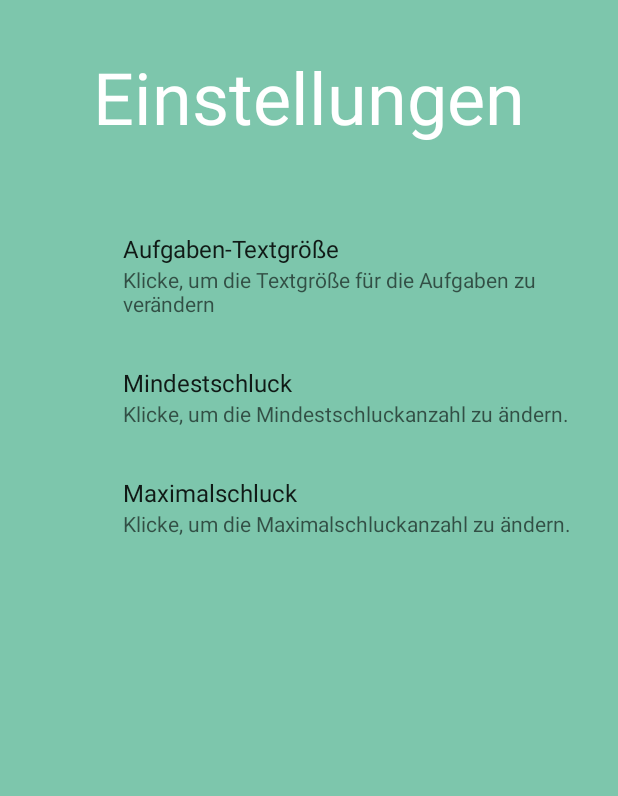
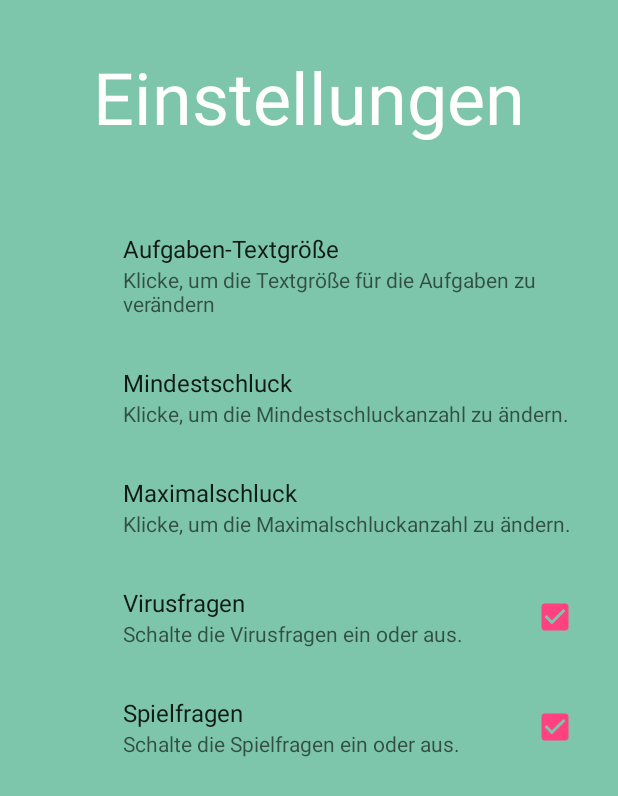
Before and after one commit to ThoMaster300/Cheers, an Android app: the screen it shows after launch (SettingsActivity), after a tap on "EINSTELLUNGEN", on a phone screen of 412 x 824 dp. Shown: the top 796 px of the screen. Run offline under Robolectric (Android 15) with nearby library versions, the phone set to English and light mode, and no system bars; our stand-ins replace Firebase (no records; nobody signed in at launch, a user with empty details on screens opened directly), androidx.preference.

Commit message:
New things
Tomi und ich fett Settings gemacht, dann noch fett Listenupdate dynamisch gemacht -> geil anschauen bussi <3

```diff
--- a/app/src/main/java/at/technikum_wien/cheers/MainActivity.java
+++ b/app/src/main/java/at/technikum_wien/cheers/MainActivity.java
@@ -40,6 +40,8 @@ public class MainActivity extends AppCompatActivity implements View.OnClickListe
     String test = "";
     static List<Question> questionsGlobal = new ArrayList<Question>();
 
+    public static DatabaseReference database;
+
     @Override
     protected void onCreate(Bundle savedInstanceState) {
         super.onCreate(savedInstanceState);
@@ -78,14 +80,15 @@ public class MainActivity extends AppCompatActivity implements View.OnClickListe
         tvLastUpdate = (TextView) findViewById(R.id.lastUpdate_tv);
 
         //Firebase
-        DatabaseReference database = FirebaseDatabase.getInstance().getReference();
+        database = FirebaseDatabase.getInstance().getReference();
         DatabaseReference ref = database.child("Orders");
 
         ref.addValueEventListener(new ValueEventListener() {
             @Override
             public void onDataChange(DataSnapshot snapshot) {
-                //Hier müssen wir nur noch herausfinden, wie wir die Anzahl der Einträge herausfinden (hab jetzt immer statisch eine Zahl genommen)
-                for (int i = 0; i < 13; i++) {
+                int questionCount = (int) snapshot.getChildrenCount();
+
+                for (int i = 0; i < questionCount; i++) {
                     if (snapshot.child(Integer.toString(i)).child("Category").getValue().toString().equals("Virus")){
                         questionsGlobal.add(new Question(snapshot.child(Integer.toString(i)).child("Text").getValue().toString(),
                                 snapshot.child(Integer.toString(i)).child("TextEnd").getValue().toString(),
@@ -95,7 +98,7 @@ public class MainActivity extends AppCompatActivity implements View.OnClickListe
                                 snapshot.child(Integer.toString(i)).child("Category").getValue().toString()));
                     }
                 }
-                tvLastUpdate.setText("Last update: " + new SimpleDateFormat("dd/MM/yy", Locale.getDefault()).format(new Date()));
+                tvLastUpdate.setText("Last update: " + new SimpleDateFormat("dd.MM.yy", Locale.getDefault()).format(new Date()));
             }
             @Override
             public void onCancelled(DatabaseError databaseError) {
--- a/app/src/main/java/at/technikum_wien/cheers/SettingsFragment.java
+++ b/app/src/main/java/at/technikum_wien/cheers/SettingsFragment.java
@@ -2,6 +2,7 @@ package at.technikum_wien.cheers;
 
 import android.os.Bundle;
 import android.support.v7.preference.PreferenceFragmentCompat;
+import android.widget.TextView;
 
 /**
  * Created by Nadja on 08.01.18.
--- /dev/null
+++ b/app/src/main/res/values/bool.xml
@@ -0,0 +1,5 @@
+<?xml version="1.0" encoding="utf-8"?>
+<resources>
+    <bool name="bool_virusQuestions">true</bool>
+    <bool name="bool_gameQuestions">true</bool>
+</resources>
--- a/app/src/main/res/values/strings.xml
+++ b/app/src/main/res/values/strings.xml
@@ -10,7 +10,7 @@
     <string name="noValidName">Verwende keine Prozentsymbole und bleibe bitte unter 25 Zeichen.</string>
     <string name="noValueEntered">Bitte füge erst etwas ein.</string>
     <string name="notEnoughPlayerWarning">Du brauchst mindestens 2 Spieler um ein Spiel starten zu können.</string>
-    <string name="duplicatePlayersWarning">Bitte gib eindeutige Namen ein!</string>
+    <string name="duplicatePlayersWarning">Bitte verwende keine Namen mehrfach!</string>
 
     <string name="warningDialogMessage">"Genießen Sie Alkohol verantwortungsvoll. Diese App haftet nicht für Folgeschäden durch Betrinken."</string>
     <string name="warningDialogTitle">Warnhinweis</string>
@@ -27,6 +27,10 @@
     <string name="settings_summary_min_drinkAmount">Klicke, um die Mindestschluckanzahl zu ändern.</string>
     <string name="settings_title_max_drinkAmount">Maximalschluck</string>
     <string name="settings_summary_max_drinkAmount">Klicke, um die Maximalschluckanzahl zu ändern.</string>
+    <string name="settings_title_virusQuestions">Virusfragen</string>
+    <string name="settings_summary_virusQuestions">Schalte die Virusfragen ein oder aus.</string>
+    <string name="settings_title_gameQuestions">Spielfragen</string>
+    <string name="settings_summary_gameQuestions">Schalte die Spielfragen ein oder aus.</string>
 
     <string name="submissionCategory">Kategorie:</string>
     <string name="submissionText">Text:</string>
@@ -36,4 +40,5 @@
     <string name="submissionCategoryNormal">Normal</string>
     <string name="submissionCategoryVirus">Virus</string>
     <string name="backWarning">Press back again for quiting!</string>
+    <string name="questionSent">Question was sent. Thank you!</string>
 </resources>
--- a/app/src/main/res/xml/pref_cheers.xml
+++ b/app/src/main/res/xml/pref_cheers.xml
@@ -6,7 +6,6 @@
         <EditTextPreference
             android:defaultValue="32"
             android:key="text_size_question"
-            android:textColor="@color/colorText"
             android:summary="@string/settings_summary_textsize_question"
             android:title="@string/settings_title_textsize_question" />
 
@@ -22,4 +21,16 @@
             android:summary="@string/settings_summary_max_drinkAmount"
             android:title="@string/settings_title_max_drinkAmount" />
 
+        <CheckBoxPreference
+            android:defaultValue="@bool/bool_virusQuestions"
+            android:key="virusQuestionsBool"
+            android:summary="@string/settings_summary_virusQuestions"
+            android:title="@string/settings_title_virusQuestions" />
+
+        <CheckBoxPreference
+            android:defaultValue="@bool/bool_gameQuestions"
+            android:key="gameQuestionsBool"
+            android:summary="@string/settings_summary_gameQuestions"
+            android:title="@string/settings_title_gameQuestions" />
+
 </PreferenceScreen>
```
Also changed, not shown: app/src/main/java/at/technikum_wien/cheers/QuestionActivity.java (+19 -3 lines), app/src/main/java/at/technikum_wien/cheers/SubmissionActivtiy.java (+24 -0 lines).
